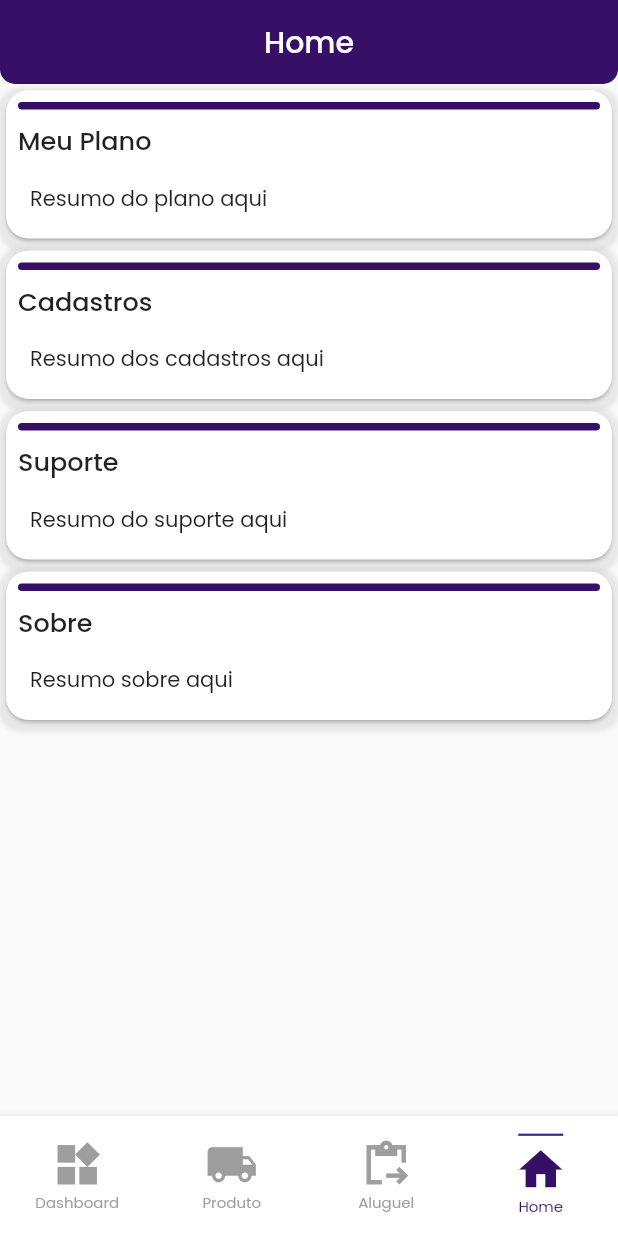
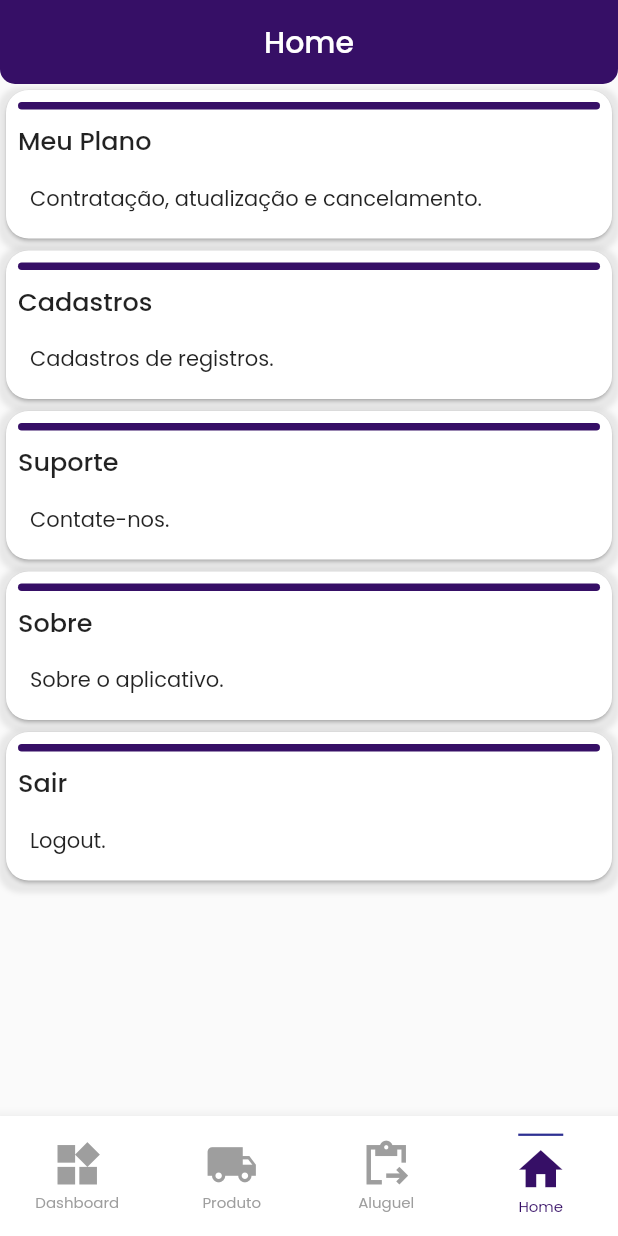
Before and after one commit to lukaao/LK-Control-App, a Flutter app: the screen it shows after launch, item 4 of the bottom bar chosen, on a phone screen of 412 x 824 dp. Run offline on Flutter 3.47's test engine with Material 3 defaults, Android fonts, the phone set to English and light mode, and no system bars; drawn by our look-alikes of overlay_support; our stand-ins replace fl_chart, shared_preferences, sqflite; missing offline and left inert: dart:ffi; accounts and stored records are empty; network calls fail.

```diff
--- a/lib/pages/home/listHomePage.dart
+++ b/lib/pages/home/listHomePage.dart
@@ -120,14 +120,15 @@ class _ListHomePageState extends State<ListHomePage> {
         appBar: MyAppBar(title: "Home"),
         body: Column(
           children: [
-            buildCard("Meu Plano", "Resumo do plano aqui",
+            buildCard("Meu Plano", "Contratação, atualização e cancelamento.",
                 Theme.of(context).primaryColorDark),
-            buildCard("Cadastros", "Resumo dos cadastros aqui",
+            buildCard("Cadastros", "Cadastros de registros.",
                 Theme.of(context).primaryColorDark),
-            buildCard("Suporte", "Resumo do suporte aqui",
+            buildCard(
+                "Suporte", "Contate-nos.", Theme.of(context).primaryColorDark),
+            buildCard("Sobre", "Sobre o aplicativo.",
                 Theme.of(context).primaryColorDark),
-            buildCard("Sobre", "Resumo sobre aqui",
-                Theme.of(context).primaryColorDark),
+            buildCard("Sair", "Logout.", Theme.of(context).primaryColorDark),
           ],
         ),
         bottomNavigationBar: BottomNavigation(),
```
